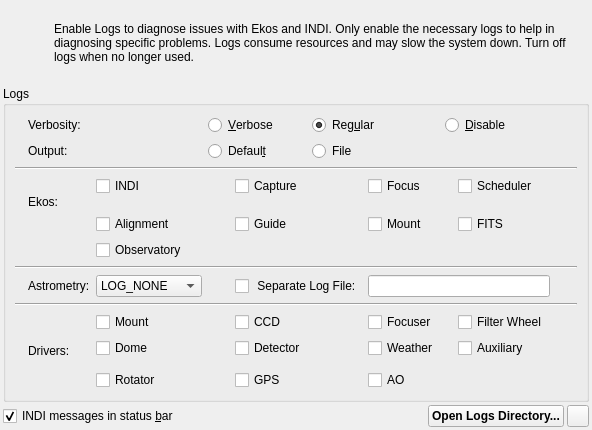
Above: kstars/ekos/auxiliary/opslogs.ui from KDE/kstars before the change. Below: the same form after it.
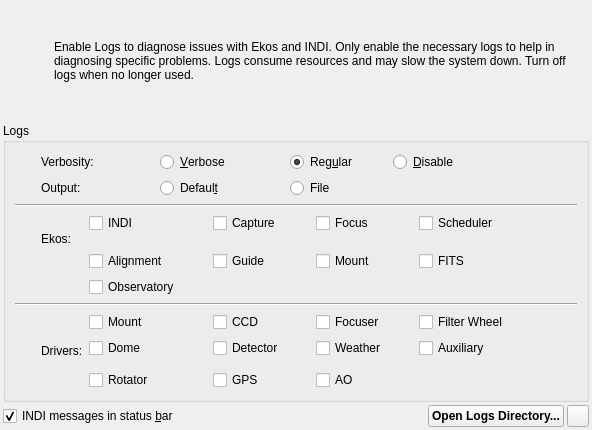
That is the form after the change. Icons and pictures are not drawn.

Commit message:
Remove solver logging from the logs menu--it is disabled.
StellarSolver logging was disabled in 3.6.0 to stop the crashing that was happening back then.
However, the logs options still falsely gives the option to enable logging.

```diff
--- a/kstars/ekos/auxiliary/opslogs.ui
+++ b/kstars/ekos/auxiliary/opslogs.ui
@@ -289,13 +289,6 @@
         </attribute>
        </widget>
       </item>
-      <item row="10" column="1">
-       <widget class="QLabel" name="label_3">
-        <property name="text">
-         <string>Astrometry:</string>
-        </property>
-       </widget>
-      </item>
       <item row="16" column="5">
        <widget class="QCheckBox" name="kcfg_INDIGPSLogging">
         <property name="text">
@@ -424,65 +417,6 @@
         </attribute>
        </widget>
       </item>
-      <item row="10" column="2">
-       <widget class="QComboBox" name="kcfg_LoggerLevel">
-        <property name="toolTip">
-         <string>The Logging Level for StellarSolver and Astrometry.net</string>
-        </property>
-        <property name="currentIndex">
-         <number>0</number>
-        </property>
-        <item>
-         <property name="text">
-          <string>LOG_NONE</string>
-         </property>
-        </item>
-        <item>
-         <property name="text">
-          <string>LOG_ERROR</string>
-         </property>
-        </item>
-        <item>
-         <property name="text">
-          <string>LOG_MSG</string>
-         </property>
-        </item>
-        <item>
-         <property name="text">
-          <string>LOG_VERB</string>
-         </property>
-        </item>
-        <item>
-         <property name="text">
-          <string>LOG_ALL</string>
-         </property>
-        </item>
-       </widget>
-      </item>
-      <item row="10" column="5" colspan="2">
-       <widget class="QCheckBox" name="kcfg_AstrometryLogToFile">
-        <property name="toolTip">
-         <string>Option to log astrometry messages to a separate file.  If you select LOG_ALL you REALLY want to check this box.</string>
-        </property>
-        <property name="text">
-         <string> Separate Log File:</string>
-        </property>
-       </widget>
-      </item>
-      <item row="10" column="7" colspan="4">
-       <widget class="QLineEdit" name="kcfg_AstrometryLogFilepath">
-        <property name="toolTip">
-         <string>The external Log File for astrometry logging</string>
-        </property>
-       </widget>
-      </item>
-      <item row="9" column="0" colspan="13">
-       <widget class="Line" name="line_4">
-        <property name="orientation">
-         <enum>Qt::Horizontal</enum>
-        </property>
-       </widget>
-      </item>
      </layout>
     </widget>
    </item>
```
